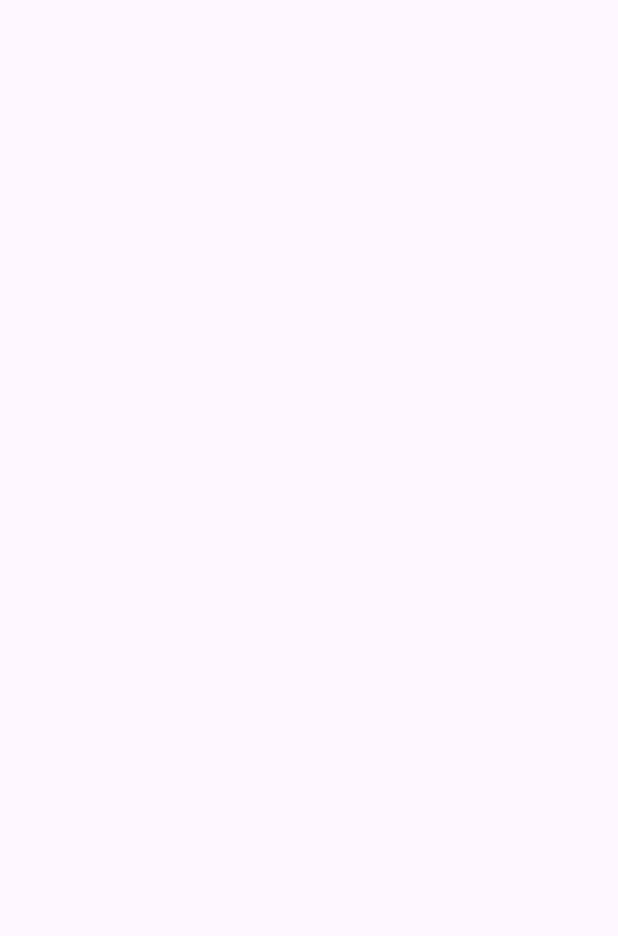
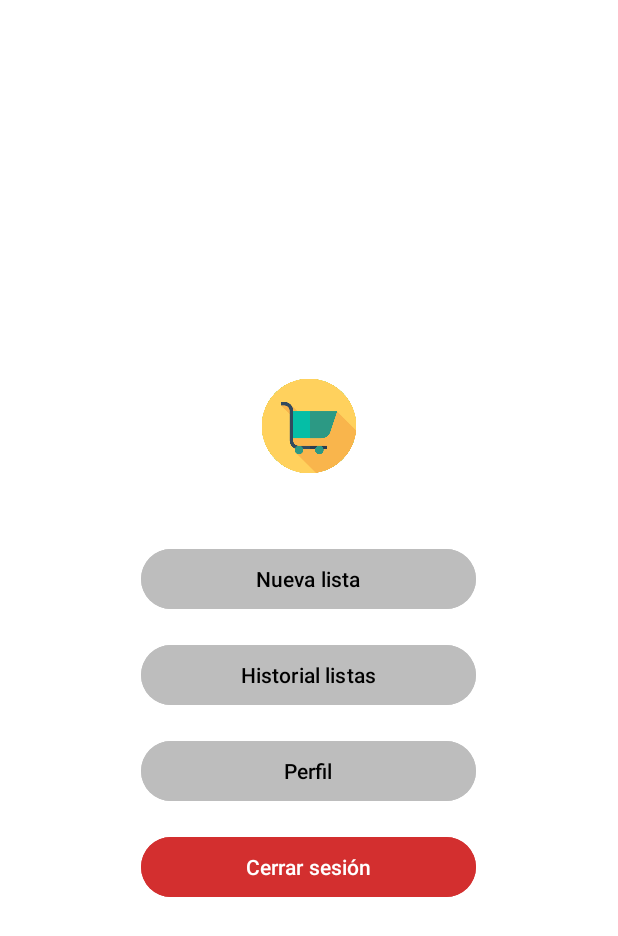
Before and after one commit to IagoHermida/ComprApp, an Android app: the MenuActivity screen opened directly, with no data from a screen before it, on a phone screen of 412 x 824 dp. Before the commit the part shown is empty. Shown: the top 936 px of the screen. Run offline under Robolectric (Android 15) with nearby library versions, the phone set to English and light mode, and no system bars; our stand-ins replace Firebase (no records; nobody signed in at launch, a user with empty details on screens opened directly).

Commit message:
Primera versión de MenuActivity

```diff
--- a/app/src/main/java/com/example/compraapp/MenuActivity.java
+++ b/app/src/main/java/com/example/compraapp/MenuActivity.java
@@ -1,24 +1,51 @@
 package com.example.compraapp;
 
+
+import android.content.Intent;
 import android.os.Bundle;
+import android.widget.Button;
 
-import androidx.activity.EdgeToEdge;
 import androidx.appcompat.app.AppCompatActivity;
-import androidx.core.graphics.Insets;
-import androidx.core.view.ViewCompat;
-import androidx.core.view.WindowInsetsCompat;
+
+import com.google.firebase.auth.FirebaseAuth;
 
 public class MenuActivity extends AppCompatActivity {
+
+    private Button btnNuevaLista, btnHistorial, btnPerfil, btnCerrarSesion;
+
+    private FirebaseAuth mAuth;
 
     @Override
     protected void onCreate(Bundle savedInstanceState) {
         super.onCreate(savedInstanceState);
-        EdgeToEdge.enable(this);
         setContentView(R.layout.activity_menu);
-        ViewCompat.setOnApplyWindowInsetsListener(findViewById(R.id.main), (v, insets) -> {
-            Insets systemBars = insets.getInsets(WindowInsetsCompat.Type.systemBars());
-            v.setPadding(systemBars.left, systemBars.top, systemBars.right, systemBars.bottom);
-            return insets;
+
+        btnNuevaLista = findViewById(R.id.btnNuevaLista);
+        btnHistorial = findViewById(R.id.btnHistorial);
+        btnPerfil = findViewById(R.id.btnPerfil);
+        btnCerrarSesion = findViewById(R.id.btnCerrarSesion);
+
+        mAuth = FirebaseAuth.getInstance();
+
+        btnNuevaLista.setOnClickListener(v -> {
+            // Intent para NuevaListaActivity (a crear)
+            // startActivity(new Intent(this, NuevaListaActivity.class));
+        });
+
+        btnHistorial.setOnClickListener(v -> {
+            // Intent para HistorialActivity (a crear)
+            // startActivity(new Intent(this, HistorialActivity.class));
+        });
+
+        btnPerfil.setOnClickListener(v -> {
+            // Intent para PerfilActivity (a crear)
+            // startActivity(new Intent(this, PerfilActivity.class));
+        });
+
+        btnCerrarSesion.setOnClickListener(v -> {
+            mAuth.signOut();
+            startActivity(new Intent(MenuActivity.this, MainActivity.class));
+            finish();
         });
     }
 }
--- a/app/src/main/res/layout/activity_menu.xml
+++ b/app/src/main/res/layout/activity_menu.xml
@@ -1,10 +1,53 @@
 <?xml version="1.0" encoding="utf-8"?>
-<androidx.constraintlayout.widget.ConstraintLayout xmlns:android="http://schemas.android.com/apk/res/android"
-    xmlns:app="http://schemas.android.com/apk/res-auto"
-    xmlns:tools="http://schemas.android.com/tools"
-    android:id="@+id/main"
+<LinearLayout xmlns:android="http://schemas.android.com/apk/res/android"
     android:layout_width="match_parent"
     android:layout_height="match_parent"
-    tools:context=".MenuActivity">
+    android:orientation="vertical"
+    android:gravity="center"
+    android:padding="24dp"
+    android:background="#FFFFFF">
 
-</androidx.constraintlayout.widget.ConstraintLayout>
+    <ImageView
+        android:layout_width="123dp"
+        android:layout_height="124dp"
+        android:background="@drawable/circular_image"
+        android:clipToOutline="true"
+        android:layout_marginBottom="16dp"
+        android:scaleType="centerCrop"
+        android:src="@drawable/logo" />
+
+    <Button
+        android:id="@+id/btnNuevaLista"
+        android:layout_width="223dp"
+        android:layout_height="wrap_content"
+        android:layout_marginBottom="16dp"
+        android:backgroundTint="#BDBDBD"
+        android:text="Nueva lista"
+        android:textColor="#000000" />
+
+    <Button
+        android:id="@+id/btnHistorial"
+        android:layout_width="223dp"
+        android:layout_height="wrap_content"
+        android:text="Historial listas"
+        android:layout_marginBottom="16dp"
+        android:backgroundTint="#BDBDBD"
+        android:textColor="#000000"/>
+
+    <Button
+        android:id="@+id/btnPerfil"
+        android:layout_width="223dp"
+        android:layout_height="wrap_content"
+        android:text="Perfil"
+        android:layout_marginBottom="16dp"
+        android:backgroundTint="#BDBDBD"
+        android:textColor="#000000"/>
+
+    <Button
+        android:id="@+id/btnCerrarSesion"
+        android:layout_width="223dp"
+        android:layout_height="wrap_content"
+        android:text="Cerrar sesión"
+        android:backgroundTint="#D32F2F"
+        android:textColor="#FFFFFF"/>
+</LinearLayout>
```
